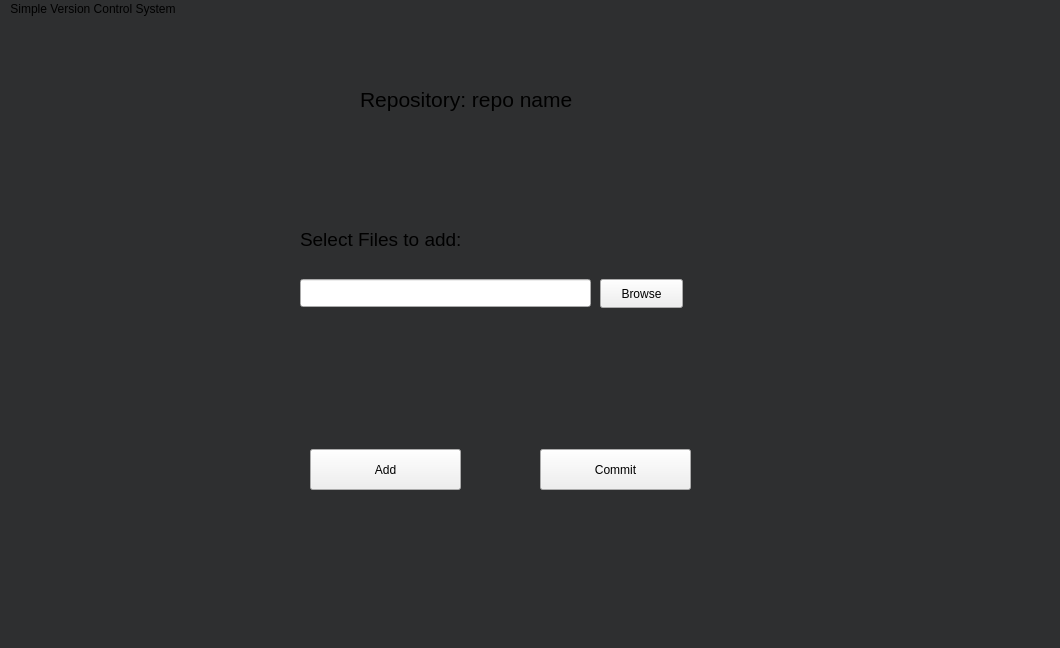
Qt form mainwindow.ui (iboud0/Simplified-Git) before a commit.
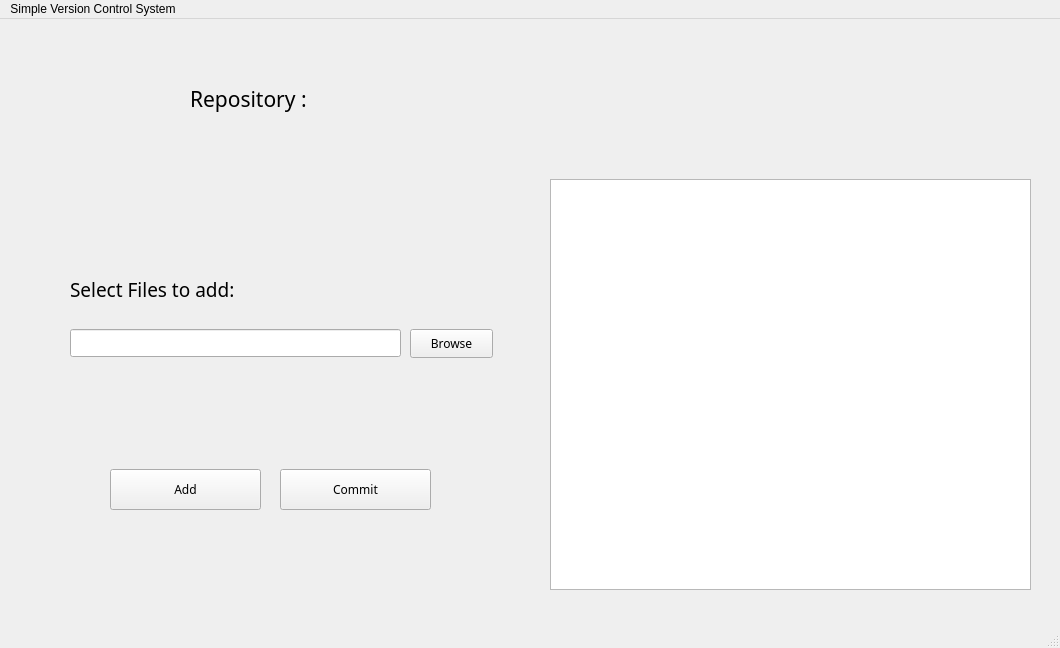
The same form after that commit. The open tabs and pages were chosen to show the change.

Commit message: Linked UI with backend

Diff of the .ui file:
```diff
--- a/mainwindow.ui
+++ b/mainwindow.ui
@@ -14,7 +14,7 @@
    <string>MainWindow</string>
   </property>
   <property name="styleSheet">
-   <string notr="true">background-color: #2E2F30</string>
+   <string notr="true"/>
   </property>
   <widget class="QWidget" name="centralwidget">
    <property name="enabled">
@@ -30,7 +30,7 @@
      </rect>
     </property>
     <layout class="QGridLayout" name="gridLayout">
-     <item row="1" column="0">
+     <item row="0" column="0">
       <widget class="QStackedWidget" name="stackedWidget">
        <property name="font">
         <font>
@@ -38,7 +38,7 @@
         </font>
        </property>
        <property name="styleSheet">
-        <string notr="true">background-color: rgb(134, 29, 255),
+        <string notr="true">
 </string>
        </property>
        <property name="currentIndex">
@@ -137,8 +137,8 @@
         <widget class="QPushButton" name="pushButton_3">
          <property name="geometry">
           <rect>
-           <x>300</x>
-           <y>420</y>
+           <x>100</x>
+           <y>440</y>
            <width>151</width>
            <height>41</height>
           </rect>
@@ -150,8 +150,8 @@
         <widget class="QPushButton" name="pushButton_4">
          <property name="geometry">
           <rect>
-           <x>530</x>
-           <y>420</y>
+           <x>270</x>
+           <y>440</y>
            <width>151</width>
            <height>41</height>
           </rect>
@@ -163,14 +163,15 @@
         <widget class="QLabel" name="label_3">
          <property name="geometry">
           <rect>
-           <x>290</x>
-           <y>190</y>
-           <width>231</width>
+           <x>60</x>
+           <y>240</y>
+           <width>451</width>
            <height>41</height>
           </rect>
          </property>
          <property name="font">
           <font>
+           <family>Fira Code</family>
            <pointsize>14</pointsize>
           </font>
          </property>
@@ -181,39 +182,24 @@
           <string>Select Files to add:</string>
          </property>
         </widget>
-        <widget class="QLabel" name="label_4">
-         <property name="geometry">
-          <rect>
-           <x>350</x>
-           <y>50</y>
-           <width>311</width>
-           <height>41</height>
-          </rect>
-         </property>
-         <property name="font">
-          <font>
-           <pointsize>16</pointsize>
-          </font>
-         </property>
-         <property name="text">
-          <string>Repository: repo name</string>
-         </property>
-        </widget>
         <widget class="QLineEdit" name="lineEdit_2">
          <property name="geometry">
           <rect>
-           <x>290</x>
-           <y>250</y>
-           <width>291</width>
+           <x>60</x>
+           <y>300</y>
+           <width>331</width>
            <height>28</height>
           </rect>
          </property>
+         <property name="readOnly">
+          <bool>true</bool>
+         </property>
         </widget>
         <widget class="QPushButton" name="browseBtn2">
          <property name="geometry">
           <rect>
-           <x>590</x>
-           <y>250</y>
+           <x>400</x>
+           <y>300</y>
            <width>83</width>
            <height>29</height>
           </rect>
@@ -222,6 +208,79 @@
           <string>Browse</string>
          </property>
         </widget>
+        <widget class="QTextEdit" name="statusTextbox">
+         <property name="geometry">
+          <rect>
+           <x>540</x>
+           <y>150</y>
+           <width>481</width>
+           <height>411</height>
+          </rect>
+         </property>
+        </widget>
+        <widget class="QWidget" name="horizontalLayoutWidget">
+         <property name="geometry">
+          <rect>
+           <x>180</x>
+           <y>30</y>
+           <width>691</width>
+           <height>80</height>
+          </rect>
+         </property>
+         <layout class="QHBoxLayout" name="horizontalLayout" stretch="1,3">
+          <item>
+           <widget class="QLabel" name="label_5">
+            <property name="font">
+             <font>
+              <family>Fira Code</family>
+              <pointsize>16</pointsize>
+              <bold>false</bold>
+             </font>
+            </property>
+            <property name="text">
+             <string>Repository :</string>
+            </property>
+           </widget>
+          </item>
+          <item>
+           <widget class="QLabel" name="repoNameLabel">
+            <property name="font">
+             <font>
+              <pointsize>14</pointsize>
+             </font>
+            </property>
+            <property name="text">
+             <string/>
+            </property>
+           </widget>
+          </item>
+         </layout>
+        </widget>
+        <widget class="QLabel" name="commitSuccessLabel">
+         <property name="geometry">
+          <rect>
+           <x>10</x>
+           <y>510</y>
+           <width>521</width>
+           <height>31</height>
+          </rect>
+         </property>
+         <property name="font">
+          <font>
+           <pointsize>14</pointsize>
+          </font>
+         </property>
+         <property name="styleSheet">
+          <string notr="true">color: #4CAF50
+</string>
+         </property>
+         <property name="text">
+          <string/>
+         </property>
+         <property name="alignment">
+          <set>Qt::AlignCenter</set>
+         </property>
+        </widget>
        </widget>
       </widget>
      </item>
```
Left out of the diff: 10 changed lines with no effect on the pictures. The commit also changes 4 other files.
